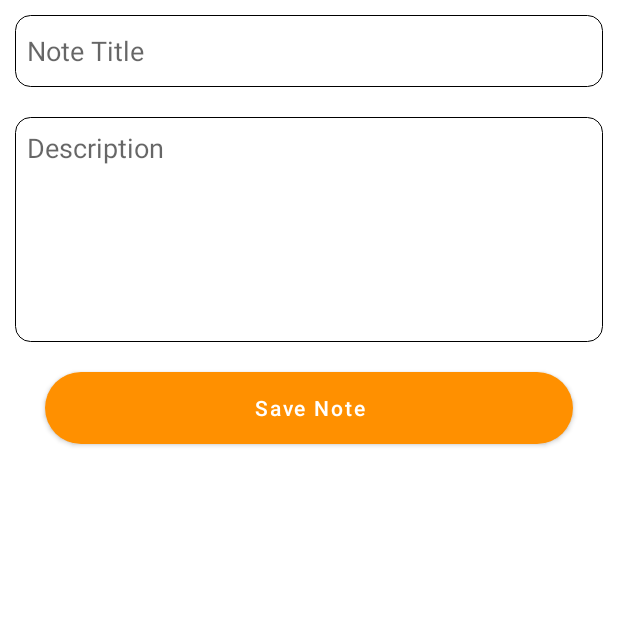
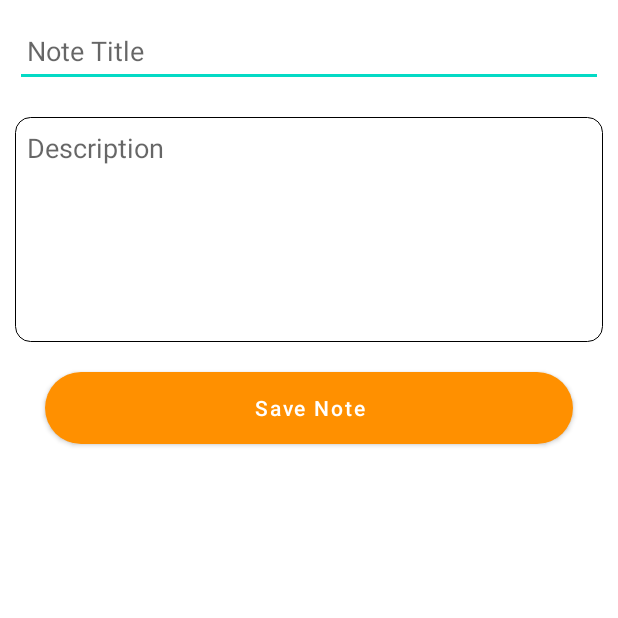
Before and after one commit to Felix-Kariuki/Note, an Android app: the AddEditNoteActivity screen opened directly, with no data from a screen before it, on a phone screen of 412 x 824 dp, the top half of it. Run offline under Robolectric (Android 15) with nearby library versions, the phone set to English and light mode, and no system bars; our stand-ins replace Room's generated code; 1 statement that could not run was skipped.

Commit message:
clean code

```diff
--- a/app/build.gradle
+++ b/app/build.gradle
@@ -14,7 +14,7 @@ android {
         minSdk 21
         targetSdk 31
         versionCode 1
-        versionName "1.0"
+        versionName "1.0.1"
 
         testInstrumentationRunner "androidx.test.runner.AndroidJUnitRunner"
     }
--- a/app/src/main/res/layout/activity_add_edit_note.xml
+++ b/app/src/main/res/layout/activity_add_edit_note.xml
@@ -44,25 +44,27 @@
         android:layout_marginTop="10dp"
         android:layout_marginEnd="10dp"
         android:layout_marginBottom="10dp"
-        android:padding="8dp"
-        android:background="@drawable/input"
+        android:hint="Note Title"
         android:inputType="textMultiLine"
-        android:hint="Note Title"
-        android:minHeight="48dp" />
+        android:minHeight="48dp"
+        android:padding="8dp" />
 
     <EditText
         android:id="@+id/etEditNoteDescription"
         android:layout_width="match_parent"
         android:layout_height="wrap_content"
+        android:layout_below="@+id/etEditNoteTitle"
+        android:layout_marginStart="10dp"
+        android:layout_marginTop="10dp"
+        android:layout_marginEnd="10dp"
+        android:layout_marginBottom="10dp"
+        android:background="@drawable/input"
+        android:gravity="top"
+        android:hint="Description"
+        android:inputType="textMultiLine"
         android:minHeight="150dp"
-        android:hint="Description"
-        android:textColor="@color/black"
-        android:layout_margin="10dp"
-        android:background="@drawable/input"
         android:padding="8dp"
-        android:gravity="top"
-        android:inputType="textMultiLine"
-        android:layout_below="@+id/etEditNoteTitle"/>
+        android:textColor="@color/black" />
 
 
     <Button
```
